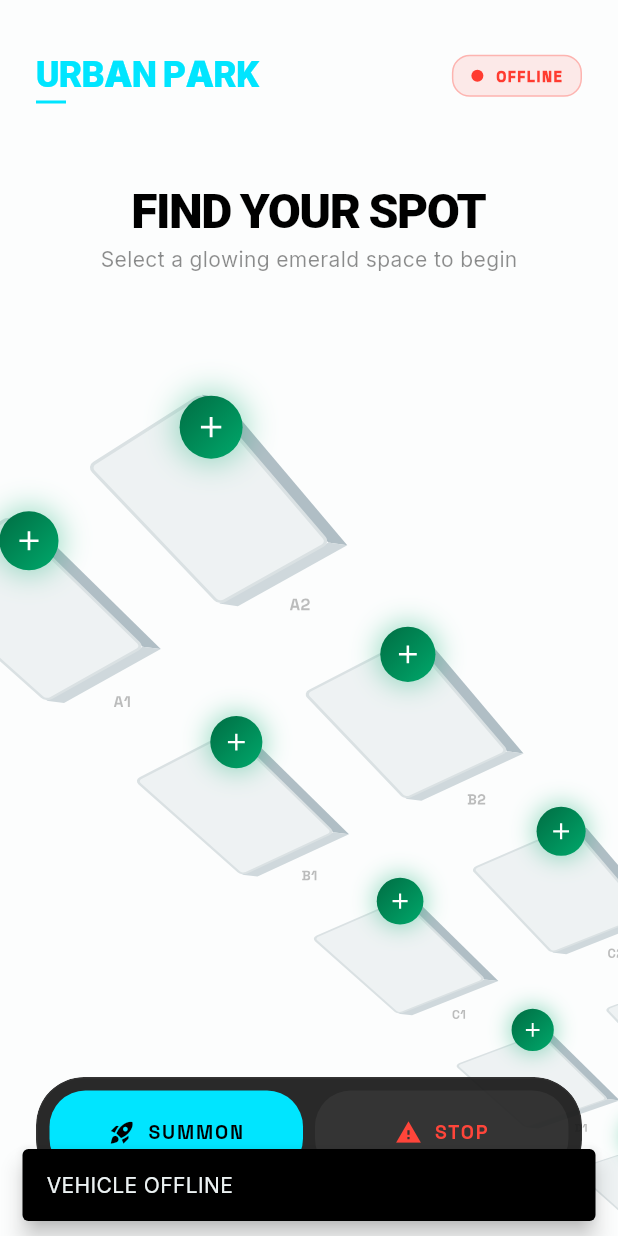
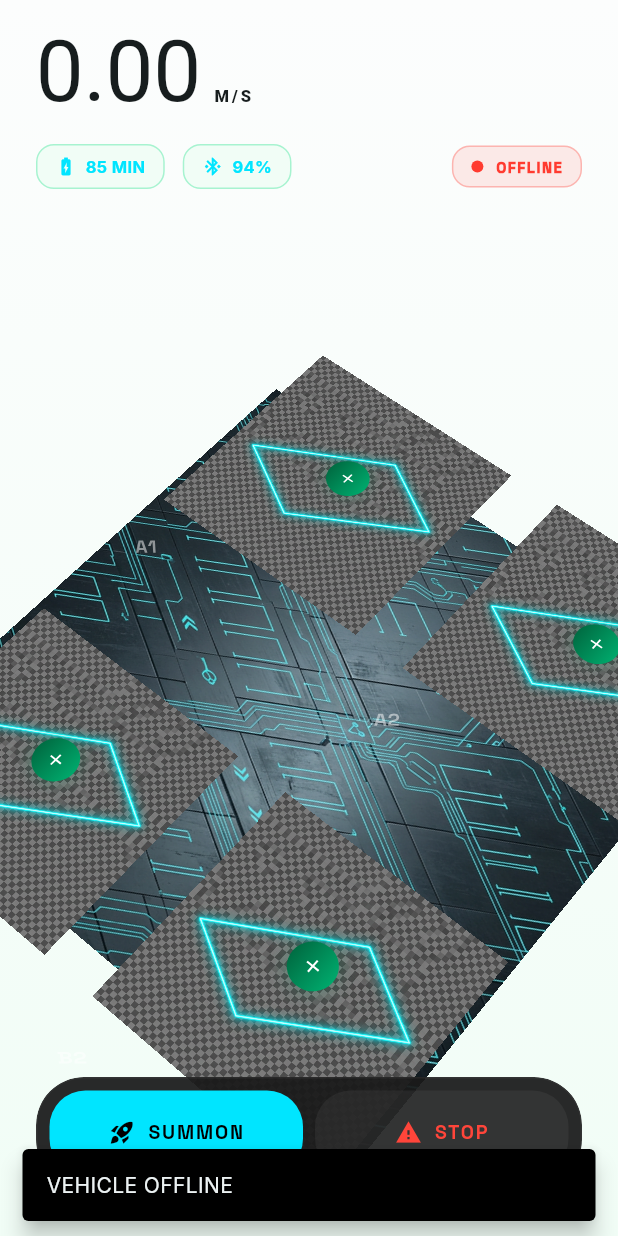
Before and after one commit to YavuzSelimFit/ParkinApp, a Flutter app: the screen it shows after launch, after a tap on "SUMMON", on a phone screen of 412 x 824 dp. Run offline on Flutter 3.47's test engine with Material 3 defaults, Android fonts, the phone set to English and light mode, and no system bars; our stand-ins replace flutter_riverpod, google_fonts, permission_handler; missing offline and left inert: flutter_reactive_ble, mobile_scanner.

Commit message:
feat: professional 2.5D isometric UI with asset-based rendering and refined 3-state logic

```diff
--- /dev/null
+++ b/analyze_professional.txt
@@ -0,0 +1,2 @@
+Resolving dependencies...
+Downloading packages...
--- a/lib/core/theme/app_theme.dart
+++ b/lib/core/theme/app_theme.dart
@@ -8,7 +8,7 @@ class AppColors {
   static const Color primaryContainer = Color(0xFF00E5FF);
   static const Color onPrimaryContainer = Color(0xFF131313);
   static const Color critical = Color(0xFFFF3B30); // Tertiary Warning Red
-  static const Color tertiary_container = critical;
+  static const Color tertiaryContainer = critical;
 
   // Tonal Layering (Surface Containers)
   static const Color surfaceLow = Color(0xFF1C1B1B);
--- a/lib/features/navigation/application/navigation_providers.dart
+++ b/lib/features/navigation/application/navigation_providers.dart
@@ -24,13 +24,30 @@ final vehicleStatusListenerProvider = Provider((ref) {
 });
 class ParkingSlot {
   final String label;
-  final ParkingSpace? space;
-  const ParkingSlot({required this.label, this.space});
+  final ParkingSpace? space; // Araç fiziksel olarak buradaysa dolu olur
+  final bool hasQrAssigned;  // QR ile bu slot araca rezerve edildiyse true olur
+  final String? qrValue;     // Okutulan QR verisi
+
+  const ParkingSlot({
+    required this.label,
+    this.space,
+    this.hasQrAssigned = false,
+    this.qrValue,
+  });
 
   bool get isOccupied => space != null;
 
-  ParkingSlot copyWith({ParkingSpace? space}) {
-    return ParkingSlot(label: label, space: space ?? this.space);
+  ParkingSlot copyWith({
+    ParkingSpace? space,
+    bool? hasQrAssigned,
+    String? qrValue,
+  }) {
+    return ParkingSlot(
+      label: label,
+      space: space ?? this.space,
+      hasQrAssigned: hasQrAssigned ?? this.hasQrAssigned,
+      qrValue: qrValue ?? this.qrValue,
+    );
   }
 }
 
@@ -48,20 +65,27 @@ class ParkingSlotsNotifier extends StateNotifier<List<ParkingSlot>> {
     const ParkingSlot(label: 'E2'),
   ]);
 
-  void updateSlot(int index, String qrValue) {
+  // SADECE QR OKUTULDUĞUNDA ÇAĞRILACAK (Hologramı başlatır)
+  void assignQrToSlot(int index, String qrData) {
     if (index < 0 || index >= state.length) return;
-
-    final currentSlot = state[index];
-    final newSpace = ParkingSpace(
-      id: 'slot_${currentSlot.label}',
-      label: currentSlot.label,
-      qrValue: qrValue,
-      coordinates: [0, 0],
-    );
 
     state = [
       for (int i = 0; i < state.length; i++)
-        if (i == index) currentSlot.copyWith(space: newSpace) else state[i],
+        if (i == index)
+          state[i].copyWith(hasQrAssigned: true, qrValue: qrData)
+        else state[i],
+    ];
+  }
+
+  // ARAÇ FİZİKSEL OLARAK PARK ETTİĞİNDE ÇAĞRILACAK (Arabayı gösterir)
+  void setVehicleParked(int index, ParkingSpace space) {
+    if (index < 0 || index >= state.length) return;
+
+    state = [
+      for (int i = 0; i < state.length; i++)
+        if (i == index)
+          state[i].copyWith(space: space)
+        else state[i],
     ];
   }
 
--- a/lib/features/telemetry/presentation/telemetry_header.dart
+++ b/lib/features/telemetry/presentation/telemetry_header.dart
@@ -114,7 +114,7 @@ class _TelemetryCapsule extends StatelessWidget {
   final IconData icon;
   final String label;
 
-  const _TelemetryCapsule({super.key, required this.icon, required this.label});
+  const _TelemetryCapsule({required this.icon, required this.label});
 
   @override
   Widget build(BuildContext context) {
--- a/lib/presentation/dashboard_screen.dart
+++ b/lib/presentation/dashboard_screen.dart
@@ -5,8 +5,8 @@ import 'package:flutter_riverpod/flutter_riverpod.dart';
 import '../features/telemetry/presentation/telemetry_header.dart';
 import '../features/scanner/presentation/qr_scanner_overlay.dart';
 import '../features/navigation/application/navigation_providers.dart';
+import '../core/models/parking_space.dart';
 import '../core/theme/app_theme.dart';
-import '../core/models/parking_space.dart';
 
 class DashboardScreen extends ConsumerStatefulWidget {
   const DashboardScreen({super.key});
@@ -16,16 +16,14 @@ class DashboardScreen extends ConsumerStatefulWidget {
 }
 
 class _DashboardScreenState extends ConsumerState<DashboardScreen> with SingleTickerProviderStateMixin {
-  bool _permissionsGranted = false;
   late AnimationController _floatController;
 
   @override
   void initState() {
     super.initState();
-    _checkPermissions();
     _floatController = AnimationController(
       vsync: this,
-      duration: const Duration(seconds: 3),
+      duration: const Duration(seconds: 2),
     )..repeat(reverse: true);
   }
 
@@ -35,128 +33,42 @@ class _DashboardScreenState extends ConsumerState<DashboardScreen> with SingleTi
     super.dispose();
   }
 
-  Future<void> _checkPermissions() async {
-    final ps = ref.read(permissionServiceProvider);
-    bool granted = await ps.hasAllPermissions();
-    if (!granted) {
-      granted = await ps.requestCameraPermission() &&
-                await ps.requestBluetoothPermissions();
-    }
-    if (mounted) {
-      setState(() => _permissionsGranted = granted);
-      if (granted) {
-        ref.read(hardwareServiceProvider).startScanning();
-      }
-    }
-  }
-
   @override
   Widget build(BuildContext context) {
-    ref.watch(vehicleStatusListenerProvider);
-
-    if (!_permissionsGranted) {
-      return const Scaffold(
-        backgroundColor: AppColors.canvas,
-        body: Center(child: CircularProgressIndicator(color: AppColors.primary)),
-      );
-    }
-
     final slots = ref.watch(parkingSlotsProvider);
 
     return Scaffold(
-      backgroundColor: const Color(0xFFFCFDFD), // Clean Urban Park background
       body: Stack(
         children: [
-          SafeArea(
-            child: Column(
-              crossAxisAlignment: CrossAxisAlignment.center,
-              children: [
-                const SizedBox(height: 32),
-                Padding(
-                  padding: const EdgeInsets.symmetric(horizontal: 24.0),
-                  child: Row(
-                    mainAxisAlignment: MainAxisAlignment.spaceBetween,
-                    children: [
-                      Column(
-                        crossAxisAlignment: CrossAxisAlignment.start,
-                        children: [
-                          const Text(
-                            'URBAN PARK',
-                            style: TextStyle(
-                              color: AppColors.primary,
-                              fontFamily: 'SpaceGrotesk',
-                              fontSize: 24,
-                              fontWeight: FontWeight.w900,
-                              letterSpacing: -0.5,
+          // Background Gradient
+          Container(
+            decoration: const BoxDecoration(
+              gradient: LinearGradient(
+                begin: Alignment.topCenter,
+                end: Alignment.bottomCenter,
+                colors: [Color(0xFFFCFDFD), Color(0xFFF1FDF6)],
               ),
-                          ),
-                          Container(
-                            height: 2,
-                            width: 20,
-                            color: AppColors.primary,
-                          ),
-                        ],
-                      ),
-                      StatusIndicator(),
-                    ],
-                  ),
-                ),
-                const SizedBox(height: 48),
-                const Text(
-                  'FIND YOUR SPOT',
-                  style: TextStyle(
-                    color: Colors.black,
-                    fontFamily: 'PlusJakartaSans',
-                    fontSize: 32,
-                    fontWeight: FontWeight.w800,
-                    letterSpacing: -1,
-                  ),
-                ),
-                const Text(
-                  'Select a glowing emerald space to begin',
-                  style: TextStyle(
-                    color: Colors.black45,
-                    fontSize: 14,
             ),
           ),
 
-                // 3D Isometric View
+          SafeArea(
+            child: Column(
+              children: [
+                const TelemetryHeader(
+                  speed: 0.0,
+                  battery: 85,
+                  signal: 94,
+                ),
+
+                // Professional Asset-Based Isometric Scene
                 Expanded(
-                  child: Center(
-                    child: Transform(
-                      transform: Matrix4.identity()
-                        ..setEntry(3, 2, 0.001)
-                        ..rotateX(45 * math.pi / 180)
-                        ..rotateZ(-35 * math.pi / 180),
-                      alignment: Alignment.center,
-                      child: Padding(
-                        padding: const EdgeInsets.all(48.0),
-                        child: Wrap(
-                          spacing: 40,
-                          runSpacing: 60,
-                          children: List.generate(slots.length, (index) {
-                            final slot = slots[index];
-                            return _IsometricParkingSlot(
-                              slot: slot,
-                              floatAnimation: _floatController,
-                              onTap: () {
-                                if (slot.isOccupied) {
-                                  _sendLocation(slot.space!);
-                                } else {
-                                  _learnNewSlot(index);
-                                }
-                              },
-                            );
-                          }),
-                        ),
-                      ),
-                    ),
-                  ),
+                  child: buildProfessionalParkingLayout(slots),
                 ),
               ],
             ),
           ),
-          // Bottom Action Shell
+
+          // Bottom Action Shell (Glassmorphic)
           Positioned(
             left: 0,
             right: 0,
@@ -168,7 +80,7 @@ class _DashboardScreenState extends ConsumerState<DashboardScreen> with SingleTi
                   width: math.min(MediaQuery.of(context).size.width - 48, 400),
                   padding: const EdgeInsets.all(8),
                   decoration: BoxDecoration(
-                    color: const Color(0xEE1A1A1A), // Dark glass effect
+                    color: const Color(0xEE1A1A1A), // Dark glass
                     borderRadius: BorderRadius.circular(32),
                     border: Border.all(color: const Color(0x0DFFFFFF)),
                   ),
@@ -204,12 +116,65 @@ class _DashboardScreenState extends ConsumerState<DashboardScreen> with SingleTi
     );
   }
 
+  Widget buildProfessionalParkingLayout(List<ParkingSlot> slots) {
+    // Magic Matrix4 for isometric perspective
+    Matrix4 isometricMatrix = Matrix4.identity()
+      ..setEntry(3, 2, 0.001) // Perspective depth
+      ..rotateX(-0.5) // Tilt back
+      ..rotateZ(0.7); // Rotate scene
+
+    return Center(
+      child: Transform(
+        transform: isometricMatrix,
+        alignment: FractionalOffset.center,
+        child: Stack(
+          alignment: Alignment.center,
+          children: [
+            // LAYER 1: BASE TEXTURE
+            Image.asset(
+              'assets/images/base_texture.png',
+              width: 800,
+              fit: BoxFit.cover,
+            ),
+
+            // LAYER 2: PARK SLOTS (2x5 Grid)
+            SizedBox(
+              width: 500,
+              height: 800,
+              child: GridView.count(
+                padding: const EdgeInsets.symmetric(vertical: 40),
+                crossAxisCount: 2,
+                mainAxisSpacing: 30,
+                crossAxisSpacing: 30,
+                childAspectRatio: 0.7,
+                physics: const NeverScrollableScrollPhysics(),
+                children: List.generate(slots.length, (index) {
+                  return ParkingSlotBuilder(
+                    index: index,
+                    onTap: () {
+                      if (slots[index].isOccupied) {
+                        _sendLocation(slots[index].space!);
+                      } else {
+                        _learnNewSlot(index);
+                      }
+                    },
+                  );
+                }),
+              ),
+            ),
+          ],
+        ),
+      ),
+    );
+  }
+
   void _learnNewSlot(int index) {
     Navigator.of(context).push(
       MaterialPageRoute(
         builder: (context) => QRScannerOverlay(
           onResult: (qrValue) {
-            ref.read(parkingSlotsProvider.notifier).updateSlot(index, qrValue);
+            // SADECE QR OKUTULDUĞUNDA ÇAĞRILACAK (Hologramı başlatır)
+            ref.read(parkingSlotsProvider.notifier).assignQrToSlot(index, qrValue);
             Navigator.pop(context);
           },
         ),
@@ -248,100 +213,86 @@ class _DashboardScreenState extends ConsumerState<DashboardScreen> with SingleTi
   }
 }
 
-class _IsometricParkingSlot extends StatelessWidget {
-  final ParkingSlot slot;
-  final Animation<double> floatAnimation;
+class ParkingSlotBuilder extends ConsumerWidget {
+  final int index;
   final VoidCallback onTap;
 
-  const _IsometricParkingSlot({
-    required this.slot,
-    required this.floatAnimation,
+  const ParkingSlotBuilder({
+    super.key,
+    required this.index,
     required this.onTap,
   });
 
   @override
-  Widget build(BuildContext context) {
+  Widget build(BuildContext context, WidgetRef ref) {
+    // 1. Durumları Oku
+    final slotData = ref.watch(parkingSlotsProvider)[index];
+    final isOccupied = slotData.isOccupied; // Araç orada mı?
+    final hasQrAssigned = slotData.hasQrAssigned; // QR Atandı mı?
+
     return GestureDetector(
       onTap: onTap,
-      child: SizedBox(
-        width: 100,
-        height: 150,
+      child: Container(
+        color: Colors.transparent, // Ensure hit test works
         child: Stack(
           alignment: Alignment.center,
           clipBehavior: Clip.none,
           children: [
-            CustomPaint(
-              size: const Size(80, 120),
-              painter: _SlabPainter(
-                isOccupied: slot.isOccupied,
-                color: slot.isOccupied ? const Color(0xFFF1FDF6) : const Color(0xFFEEF2F3),
+            // LAYER 1: NEON SLOT LINES
+            Image.asset(
+              'assets/images/slot_line.png',
+              width: 180,
             ),
-            ),
-            Transform(
-              transform: Matrix4.identity()
-                ..rotateZ(35 * math.pi / 180)
-                ..rotateX(-45 * math.pi / 180),
-              alignment: Alignment.center,
-              child: AnimatedBuilder(
-                animation: floatAnimation,
-                builder: (context, child) {
-                  final floatOffset = slot.isOccupied ? 0.0 : floatAnimation.value * 15.0;
-                  return Transform.translate(
-                    offset: Offset(0, -30 - floatOffset),
-                    child: child,
-                  );
-                },
-                child: slot.isOccupied
-                  ? Column(
-                      mainAxisSize: MainAxisSize.min,
-                      children: [
-                        const Icon(Icons.check_circle, color: AppColors.primary, size: 24),
-                        const SizedBox(height: 4),
-                        Text(
-                          slot.label,
-                          style: GoogleFonts.spaceGrotesk(
-                            color: AppColors.primary,
-                            fontWeight: FontWeight.w900,
-                            fontSize: 10,
-                          ),
-                        ),
-                      ],
-                    )
-                  : Container(
-                      padding: const EdgeInsets.all(8),
-                      decoration: const BoxDecoration(
-                        gradient: LinearGradient(
-                          colors: [Color(0xFF006D43), Color(0xFF00A86B)],
-                          begin: Alignment.topLeft,
-                          end: Alignment.bottomRight,
-                        ),
-                        shape: BoxShape.circle,
-                        boxShadow: [
-                          BoxShadow(
-                            color: Color(0x6600A86B),
-                            blurRadius: 15,
-                            spreadRadius: 2,
-                          )
-                        ],
-                      ),
-                      child: const Icon(Icons.add, color: Colors.white, size: 20),
+
+            // LAYER 2: STATUS INDICATORS (Hologram & Car)
+
+            // Hologram QR (Visible when QR is assigned and car is not there)
+            if (hasQrAssigned && !isOccupied)
+              Positioned(
+                bottom: 20,
+                child: HoveringHologram(
+                  child: Opacity(
+                    opacity: 0.8,
+                    child: Image.asset(
+                      'assets/images/hologram_qr.png',
+                      width: 100,
                     ),
                   ),
                 ),
-            if (!slot.isOccupied)
+              ),
+
+            // Cyberpunk Toy Car (Visible when occupied)
+            if (isOccupied)
               Positioned(
-                bottom: -20,
+                top: -10,
+                child: Image.asset(
+                  'assets/images/toy_car.png',
+                  width: 140,
+                ),
+              )
+            else if (!hasQrAssigned)
+              // Floating "+" icon for empty slots (only if no QR assigned)
+              const HoveringHologram(
+                child: _AddIcon(),
+              ),
+
+            // LAYER 3: PERSPECTIVE LABEL
+            Positioned(
+              left: 10,
+              bottom: -10,
               child: Transform(
                 transform: Matrix4.identity()
-                    ..rotateZ(35 * math.pi / 180)
-                    ..rotateX(-45 * math.pi / 180),
-                  alignment: Alignment.center,
+                  ..rotateZ(-0.7)
+                  ..rotateX(1.1),
                 child: Text(
-                    slot.label,
+                  slotData.label,
                   style: GoogleFonts.spaceGrotesk(
-                      color: Colors.black26,
-                      fontWeight: FontWeight.w800,
-                      fontSize: 10,
+                    color: hasQrAssigned ? const Color(0xFF00E5FF) : Colors.white.withValues(alpha: 0.5),
+                    fontWeight: FontWeight.bold,
+                    fontSize: 14,
+                    shadows: hasQrAssigned
+                      ? [const BoxShadow(color: Color(0xFF00E5FF), blurRadius: 8)]
+                      : [],
                   ),
                 ),
               ),
@@ -353,53 +304,75 @@ class _IsometricParkingSlot extends StatelessWidget {
   }
 }
 
-class _SlabPainter extends CustomPainter {
-  final bool isOccupied;
-  final Color color;
-
-  _SlabPainter({required this.isOccupied, required this.color});
+class _AddIcon extends StatelessWidget {
+  const _AddIcon();
 
   @override
-  void paint(Canvas canvas, Size size) {
-    final paint = Paint()
-      ..color = color
-      ..style = PaintingStyle.fill;
+  Widget build(BuildContext context) {
+    return Container(
+      padding: const EdgeInsets.all(8),
+      decoration: const BoxDecoration(
+        gradient: LinearGradient(
+          colors: [Color(0xFF006D43), Color(0xFF00A86B)],
+        ),
+        shape: BoxShape.circle,
+        boxShadow: [
+          BoxShadow(
+            color: Color(0x3300A86B),
+            blurRadius: 10,
+            spreadRadius: 2,
+          )
+        ],
+      ),
+      child: const Icon(Icons.add, color: Colors.white, size: 16),
+    );
+  }
+}
 
-    final borderPaint = Paint()
-      ..color = isOccupied ? const Color(0xFFA7F3D0) : const Color(0xFFDAE1E3)
-      ..style = PaintingStyle.stroke
-      ..strokeWidth = 2;
+class HoveringHologram extends StatefulWidget {
+  final Widget child;
+  const HoveringHologram({super.key, required this.child});
 
-    final depthPaintSide = Paint()..color = const Color(0xFFB0BEC5);
-    final depthPaintBottom = Paint()..color = const Color(0xFFCFD8DC);
+  @override
+  State<HoveringHologram> createState() => _HoveringHologramState();
+}
 
-    final rect = RRect.fromRectAndRadius(
-      Rect.fromLTWH(0, 0, size.width, size.height),
-      const Radius.circular(4),
+class _HoveringHologramState extends State<HoveringHologram> with SingleTickerProviderStateMixin {
+  late AnimationController _controller;
+  late Animation<double> _animation;
+
+  @override
+  void initState() {
+    super.initState();
+    _controller = AnimationController(
+      duration: const Duration(seconds: 2),
+      vsync: this,
+    )..repeat(reverse: true);
+
+    _animation = Tween<double>(begin: 0, end: -15).animate(
+      CurvedAnimation(parent: _controller, curve: Curves.easeInOutSine),
     );
-
-    final sidePath = Path()
-      ..moveTo(size.width, 0)
-      ..lineTo(size.width + 8, 8)
-      ..lineTo(size.width + 8, size.height + 8)
-      ..lineTo(size.width, size.height)
-      ..close();
-    canvas.drawPath(sidePath, depthPaintSide);
-
-    final bottomPath = Path()
-      ..moveTo(0, size.height)
-      ..lineTo(8, size.height + 8)
-      ..lineTo(size.width + 8, size.height + 8)
-      ..lineTo(size.width, size.height)
-      ..close();
-    canvas.drawPath(bottomPath, depthPaintBottom);
-
-    canvas.drawRRect(rect, paint);
-    canvas.drawRRect(rect, borderPaint);
   }
 
   @override
-  bool shouldRepaint(covariant CustomPainter oldDelegate) => false;
+  void dispose() {
+    _controller.dispose();
+    super.dispose();
+  }
+
+  @override
+  Widget build(BuildContext context) {
+    return AnimatedBuilder(
+      animation: _animation,
+      builder: (context, child) {
+        return Transform.translate(
+          offset: Offset(0, _animation.value),
+          child: child,
+        );
+      },
+      child: widget.child,
+    );
+  }
 }
 
 class _NavButtonV2 extends StatelessWidget {
```
Also changed, not shown: analyze_logic_refactor.txt (added, +12 -0 lines), analyze_logic_refactor_v2.txt (added, +11 -0 lines), analyze_professional_clean.txt (added, +18 -0 lines), analyze_professional_clean_v2.txt (added, +11 -0 lines), analyze_professional_final.txt (added, +14 -0 lines), pubspec.yaml (+5 -3 lines), assets/images/base_texture.png (added), assets/images/hologram_qr.png (added), assets/images/slot_line.png (added), assets/images/toy_car.png (added). Lines whose indentation alone changed are shown as unchanged.
